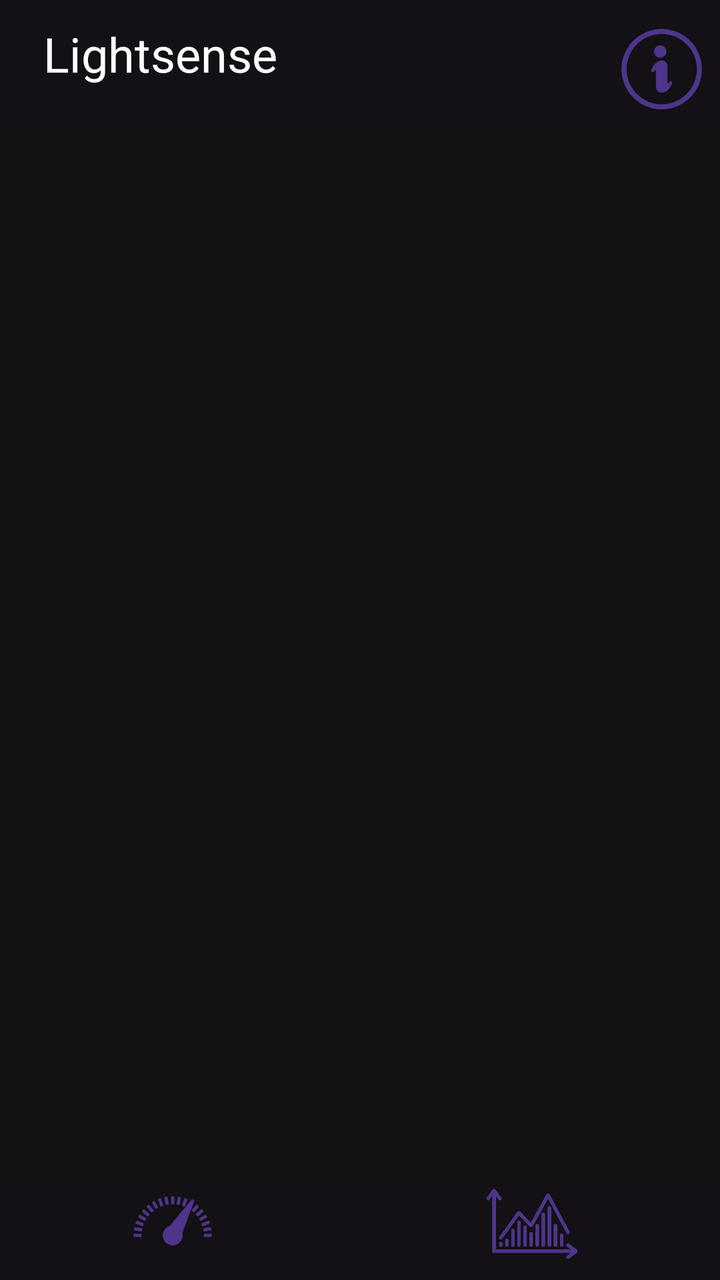
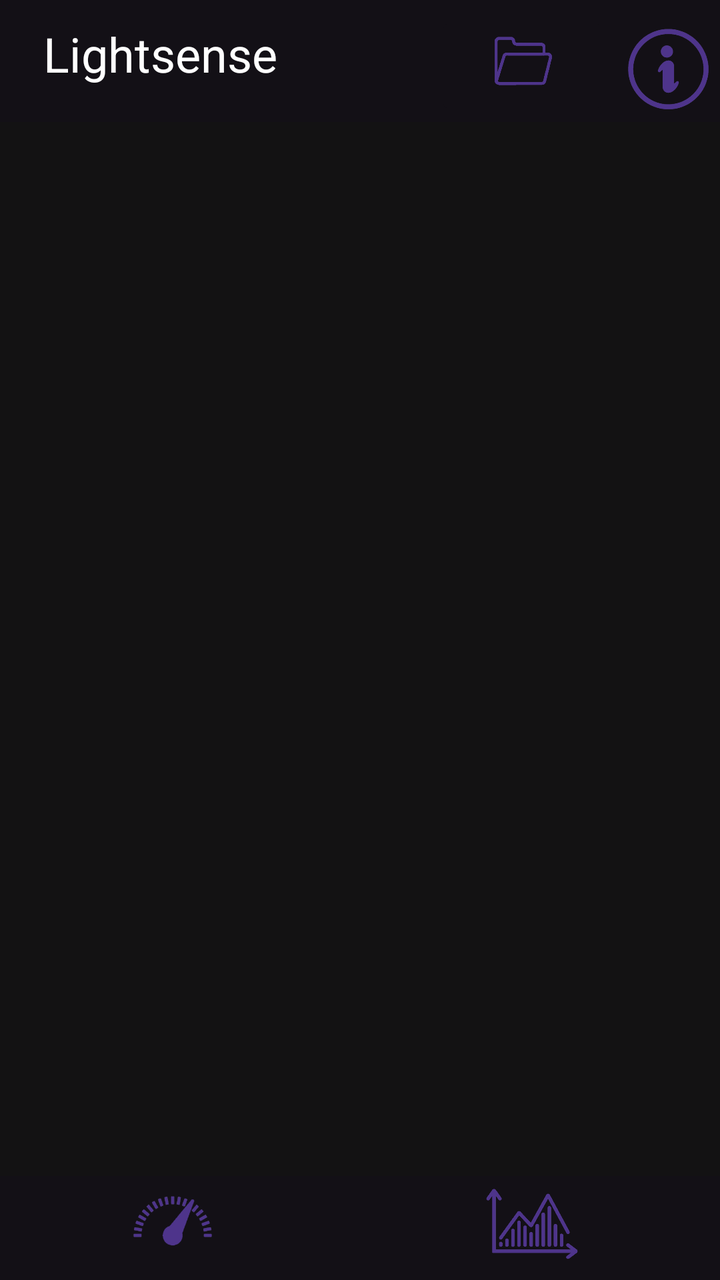

An Android layout rendered at two revisions. The XML below is the earlier revision; the diff shows what the commit changed to produce the second picture.
<!-- AndroidManifest.xml: application theme Theme.Lightsense2 -->
<!-- res/layout/activity_main.xml -->
<?xml version="1.0" encoding="utf-8"?>
<RelativeLayout xmlns:android="http://schemas.android.com/apk/res/android"
    xmlns:app="http://schemas.android.com/apk/res-auto"
    xmlns:tools="http://schemas.android.com/tools"
    android:layout_width="match_parent"
    android:layout_height="match_parent"
    tools:context=".MainActivity">


    <FrameLayout
        android:id="@+id/container"
        android:layout_width="match_parent"
        android:layout_height="match_parent"
        android:layout_above="@id/bottom_nav"
        android:layout_marginBottom="-1dp"
        android:background="@color/dark" />

    <androidx.constraintlayout.widget.ConstraintLayout
        android:id="@+id/header"
        android:layout_width="match_parent"
        android:layout_height="wrap_content"
        android:layout_alignParentTop="true"
        android:background="@color/backgroundDark">

        <ImageButton
            android:id="@+id/informationbutton"
            android:layout_width="52dp"
            android:layout_height="53dp"
            android:layout_marginTop="8dp"
            android:background="@color/backgroundDark"
            android:scaleType="centerCrop"
            android:src="@drawable/informationicon"
            app:layout_constraintBottom_toBottomOf="parent"
            app:layout_constraintEnd_toEndOf="parent"
            app:layout_constraintHorizontal_bias="0.979"
            app:layout_constraintStart_toEndOf="@+id/editTextText"
            app:layout_constraintTop_toTopOf="parent"
            app:layout_constraintVertical_bias="0.0" />

        <TextView
            android:id="@+id/editTextText"
            android:layout_width="120dp"
            android:layout_height="40dp"
            android:ems="10"
            android:inputType="text"
            android:text="@string/app_name"
            android:textColor="#FFFFFF"
            android:textSize="24sp"
            app:layout_constraintBottom_toBottomOf="parent"
            app:layout_constraintEnd_toEndOf="parent"
            app:layout_constraintHorizontal_bias="0.09"
            app:layout_constraintStart_toStartOf="parent"
            app:layout_constraintTop_toTopOf="parent" />
    </androidx.constraintlayout.widget.ConstraintLayout>

    <androidx.constraintlayout.widget.ConstraintLayout
        android:id="@+id/bottom_nav"
        android:layout_width="match_parent"
        android:layout_height="wrap_content"
        android:layout_alignParentBottom="true"
        android:background="@color/backgroundDark">


        <ImageButton
            android:id="@+id/measurebutton"
            android:layout_width="52dp"
            android:layout_height="52dp"
            android:layout_marginStart="60dp"
            android:background="@color/backgroundDark"
            android:scaleType="centerCrop"
            android:src="@drawable/measurefragmentnobg"
            app:layout_constraintBottom_toBottomOf="parent"
            app:layout_constraintStart_toStartOf="parent"
            app:layout_constraintTop_toTopOf="parent"
            app:layout_constraintVertical_bias="0.0" />

        <ImageButton
            android:id="@+id/logbutton"
            android:layout_width="52dp"
            android:layout_height="52dp"
            android:layout_marginEnd="68dp"
            android:background="@color/backgroundDark"
            android:scaleType="centerCrop"
            android:src="@drawable/logiconfrag"
            app:layout_constraintBottom_toBottomOf="parent"
            app:layout_constraintEnd_toEndOf="parent"
            app:layout_constraintTop_toTopOf="parent"
            app:layout_constraintVertical_bias="0.0" />
    </androidx.constraintlayout.widget.ConstraintLayout>

</RelativeLayout>
<!-- resources referenced by this layout -->
<resources>
  <color name="backgroundDark">#131016</color>
  <color name="dark">#F50A090A</color>
  <!-- drawable informationicon: png bitmap (drawable, 15505 bytes) -->
  <!-- drawable logiconfrag: png bitmap (drawable, 20002 bytes) -->
  <!-- drawable measurefragmentnobg: png bitmap (drawable, 10630 bytes) -->
  <string name="app_name">Lightsense</string>
  <style name="Theme.Lightsense2" parent="Base.Theme.Lightsense2" />
  <style name="Base.Theme.Lightsense2" parent="Theme.Material3.DayNight.NoActionBar">
          
          
      </style>
</resources>

<!-- the commit's change to res/layout/activity_main.xml (unified diff, before → after) -->
@@ -13,7 +13,9 @@
         android:layout_height="match_parent"
         android:layout_above="@id/bottom_nav"
         android:layout_marginBottom="-1dp"
-        android:background="@color/dark" />
+        android:background="@color/dark">
+
+    </FrameLayout>
 
     <androidx.constraintlayout.widget.ConstraintLayout
         android:id="@+id/header"
@@ -21,6 +23,21 @@
         android:layout_height="wrap_content"
         android:layout_alignParentTop="true"
         android:background="@color/backgroundDark">
+
+        <ImageButton
+            android:id="@+id/setfolder"
+            android:layout_width="87dp"
+            android:layout_height="54dp"
+            android:layout_marginTop="6dp"
+            android:backgroundTint="@color/backgroundDark"
+            android:scaleType="centerCrop"
+            app:layout_constraintBottom_toBottomOf="parent"
+            app:layout_constraintEnd_toStartOf="@+id/informationbutton"
+            app:layout_constraintHorizontal_bias="0.96"
+            app:layout_constraintStart_toEndOf="@+id/editTextText"
+            app:layout_constraintTop_toTopOf="parent"
+            app:layout_constraintVertical_bias="0.16000003"
+            app:srcCompat="@drawable/foldericon" />
 
         <ImageButton
             android:id="@+id/informationbutton"
@@ -32,8 +49,6 @@
             android:src="@drawable/informationicon"
             app:layout_constraintBottom_toBottomOf="parent"
             app:layout_constraintEnd_toEndOf="parent"
-            app:layout_constraintHorizontal_bias="0.979"
-            app:layout_constraintStart_toEndOf="@+id/editTextText"
             app:layout_constraintTop_toTopOf="parent"
             app:layout_constraintVertical_bias="0.0" />
 
<!-- resource entries referenced after the edit -->
@@ -2,6 +2,7 @@
 <resources>
   <color name="backgroundDark">#131016</color>
   <color name="dark">#F50A090A</color>
+  <!-- drawable foldericon: png bitmap (drawable, 4750 bytes) -->
   <!-- drawable informationicon: png bitmap (drawable, 15505 bytes) -->
   <!-- drawable logiconfrag: png bitmap (drawable, 20002 bytes) -->
   <!-- drawable measurefragmentnobg: png bitmap (drawable, 10630 bytes) -->
